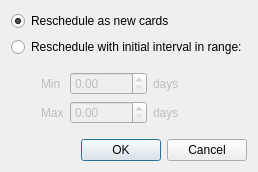
Old version of the form designer/reschedule.ui in the repository ludiosarchive/anki.
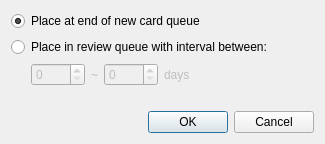
New version of the form.

```diff
--- a/designer/reschedule.ui
+++ b/designer/reschedule.ui
@@ -6,8 +6,8 @@
    <rect>
     <x>0</x>
     <y>0</y>
-    <width>255</width>
-    <height>158</height>
+    <width>325</width>
+    <height>144</height>
    </rect>
   </property>
   <property name="windowTitle">
@@ -17,7 +17,7 @@
    <item>
     <widget class="QRadioButton" name="asNew">
      <property name="text">
-      <string>Reschedule as new cards</string>
+      <string>Place at end of new card queue</string>
      </property>
      <property name="checked">
       <bool>true</bool>
@@ -27,7 +27,7 @@
    <item>
     <widget class="QRadioButton" name="inRange">
      <property name="text">
-      <string>Reschedule with initial interval in range:</string>
+      <string>Place in review queue with interval between:</string>
      </property>
     </widget>
    </item>
@@ -38,39 +38,48 @@
      </property>
      <layout class="QVBoxLayout" name="verticalLayout">
       <property name="leftMargin">
-       <number>30</number>
+       <number>20</number>
+      </property>
+      <property name="topMargin">
+       <number>0</number>
+      </property>
+      <property name="rightMargin">
+       <number>0</number>
+      </property>
+      <property name="bottomMargin">
+       <number>0</number>
       </property>
       <item>
        <layout class="QGridLayout" name="gridLayout">
+        <item row="0" column="1">
+         <widget class="QLabel" name="label_3">
+          <property name="text">
+           <string>~</string>
+          </property>
+         </widget>
+        </item>
         <item row="0" column="0">
-         <widget class="QLabel" name="label">
-          <property name="text">
-           <string>Min</string>
+         <widget class="QSpinBox" name="min">
+          <property name="maximum">
+           <number>9999</number>
           </property>
          </widget>
         </item>
         <item row="0" column="2">
-         <widget class="QLabel" name="label_3">
-          <property name="text">
-           <string>days</string>
-          </property>
-         </widget>
-        </item>
-        <item row="1" column="0">
-         <widget class="QLabel" name="label_2">
-          <property name="text">
-           <string>Max</string>
-          </property>
-         </widget>
-        </item>
-        <item row="1" column="2">
-         <widget class="QLabel" name="label_4">
-          <property name="text">
-           <string>days</string>
+         <widget class="QSpinBox" name="max">
+          <property name="maximum">
+           <number>9999</number>
           </property>
          </widget>
         </item>
         <item row="0" column="3">
+         <widget class="QLabel" name="label_4">
+          <property name="text">
+           <string>days</string>
+          </property>
+         </widget>
+        </item>
+        <item row="0" column="4">
          <spacer name="horizontalSpacer">
           <property name="orientation">
            <enum>Qt::Horizontal</enum>
@@ -83,25 +92,24 @@
           </property>
          </spacer>
         </item>
-        <item row="0" column="1">
-         <widget class="QDoubleSpinBox" name="rangeMin">
-          <property name="maximum">
-           <double>99999.000000000000000</double>
-          </property>
-         </widget>
-        </item>
-        <item row="1" column="1">
-         <widget class="QDoubleSpinBox" name="rangeMax">
-          <property name="maximum">
-           <double>99999.000000000000000</double>
-          </property>
-         </widget>
-        </item>
        </layout>
       </item>
      </layout>
     </widget>
    </item>
+   <item>
+    <spacer name="verticalSpacer">
+     <property name="orientation">
+      <enum>Qt::Vertical</enum>
+     </property>
+     <property name="sizeHint" stdset="0">
+      <size>
+       <width>20</width>
+       <height>40</height>
+      </size>
+     </property>
+    </spacer>
+   </item>
    <item>
     <widget class="QDialogButtonBox" name="buttonBox">
      <property name="orientation">
```
Left out of the diff: 8 changed lines with no effect on the pictures.
